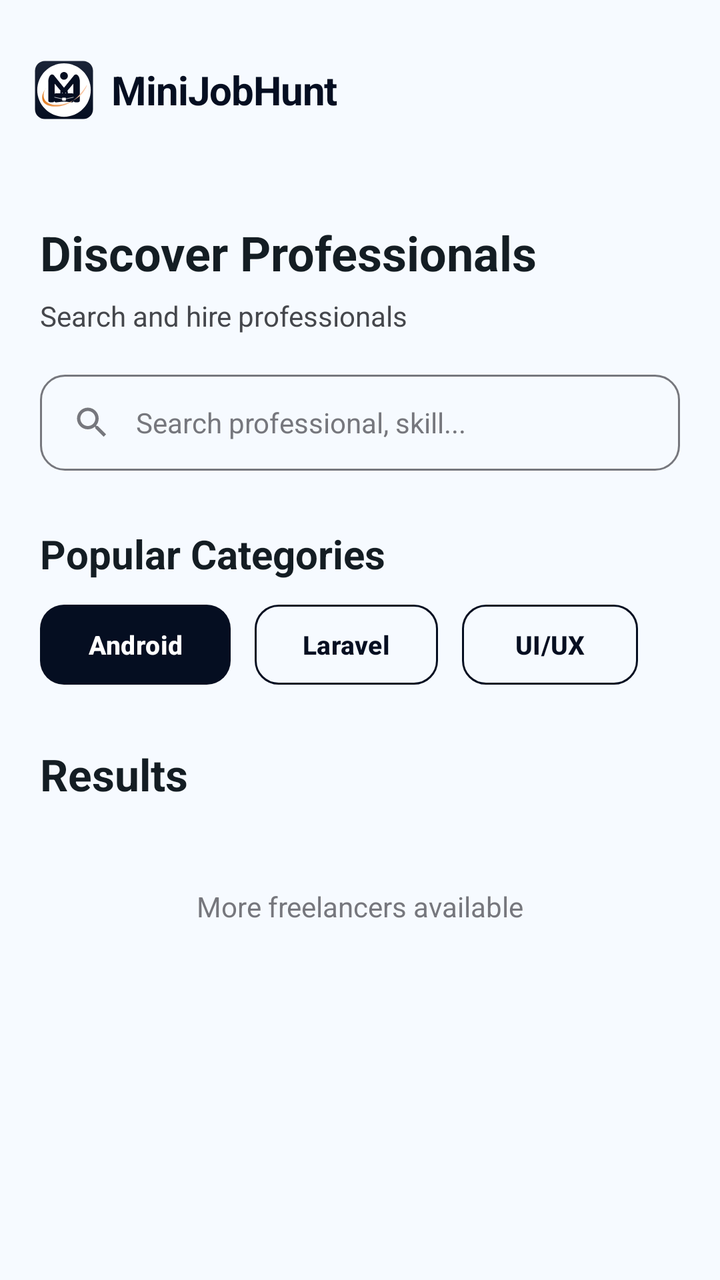
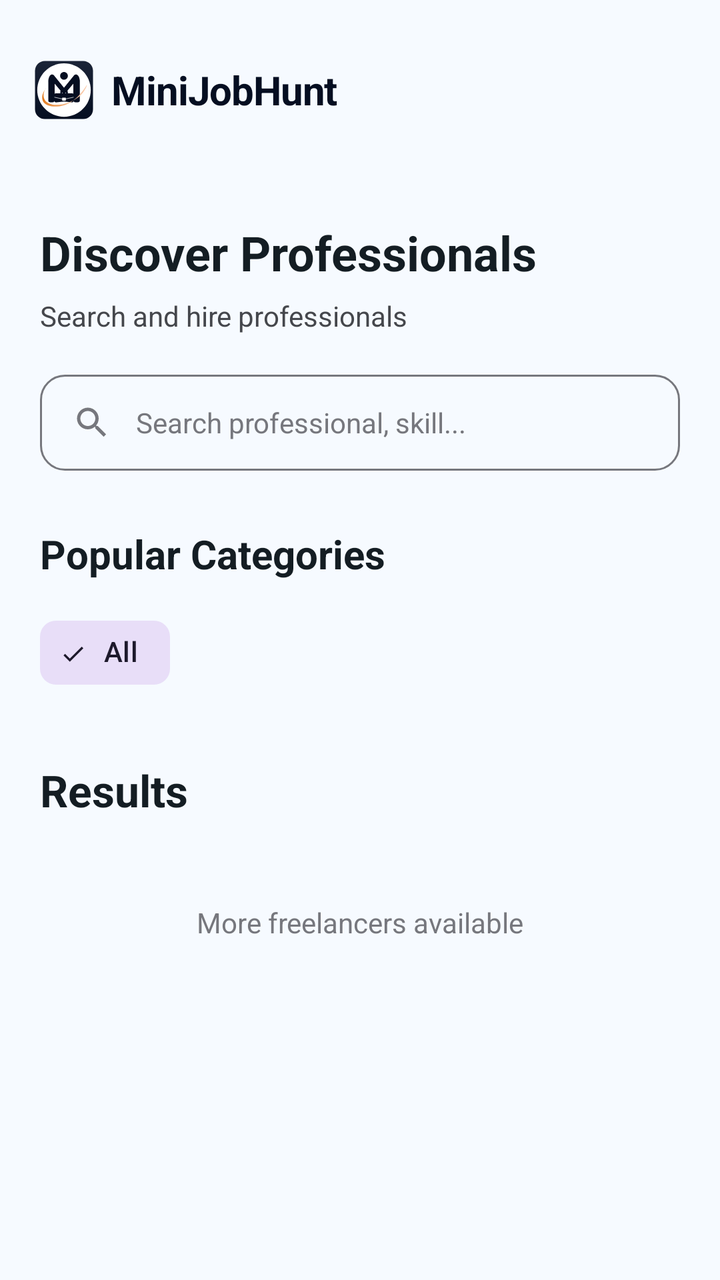

Two renders of the same Android screen: before a commit and after it. Below are the layout's source before the change and the commit's diff.
<!-- AndroidManifest.xml: application theme Theme.MiniJobHunt -->
<!-- res/layout/fragment_client_search.xml -->
<?xml version="1.0" encoding="utf-8"?>
<LinearLayout xmlns:android="http://schemas.android.com/apk/res/android"
    xmlns:app="http://schemas.android.com/apk/res-auto"
    android:layout_width="match_parent"
    android:layout_height="match_parent"
    android:orientation="vertical"
    android:background="@color/background">

    
    <include
        android:id="@+id/header"
        layout="@layout/layout_common_header" />

    <ScrollView
        android:layout_width="match_parent"
        android:layout_height="match_parent"
        android:fillViewport="true">

        <LinearLayout
            android:layout_width="match_parent"
            android:layout_height="wrap_content"
            android:orientation="vertical"
            android:padding="20dp">

            
            <TextView
                android:layout_width="wrap_content"
                android:layout_height="wrap_content"
                android:text="Discover Professionals"
                android:textSize="24sp"
                android:textStyle="bold"
                android:textColor="@color/text_primary" />

        <TextView
            android:layout_width="wrap_content"
            android:layout_height="wrap_content"
            android:layout_marginTop="6dp"
            android:text="Search and hire professionals"
            android:textColor="@color/text_secondary" />

        <LinearLayout
            android:layout_width="match_parent"
            android:layout_height="48dp"
            android:layout_marginTop="20dp"
            android:background="@drawable/bg_input_rounded"
            android:orientation="horizontal"
            android:gravity="center_vertical"
            android:paddingHorizontal="16dp">

            <ImageView
                android:layout_width="20dp"
                android:layout_height="20dp"
                android:src="@drawable/ic_search_outlined"
                app:tint="@color/text_muted" />

            <EditText
                android:id="@+id/etSearch"
                android:layout_width="match_parent"
                android:layout_height="match_parent"
                android:background="@android:color/transparent"
                android:hint="Search professional, skill..."
                android:paddingStart="12dp"
                android:textColor="@color/text_primary"
                android:textColorHint="@color/text_hint"
                android:textSize="14sp" />

        </LinearLayout>

        

        <TextView
            android:layout_width="wrap_content"
            android:layout_height="wrap_content"
            android:layout_marginTop="28dp"
            android:text="Popular Categories"
            android:textColor="@color/text_primary"
            android:textSize="20sp"
            android:textStyle="bold"/>

        <HorizontalScrollView
            android:layout_width="match_parent"
            android:layout_height="wrap_content"
            android:scrollbars="none"
            android:layout_marginTop="12dp">

            <LinearLayout
                android:layout_width="wrap_content"
                android:layout_height="wrap_content"
                android:orientation="horizontal">

            <com.google.android.material.button.MaterialButton
                style="@style/AppButton.Primary"
                android:layout_width="wrap_content"
                android:layout_height="40dp"
                android:text="Android"
                android:textAllCaps="false"
                android:textSize="13sp" />

            <com.google.android.material.button.MaterialButton
                style="@style/AppButton.Ghost"
                android:layout_width="wrap_content"
                android:layout_height="40dp"
                android:layout_marginStart="12dp"
                android:text="Laravel"
                android:textAllCaps="false"
                android:textSize="13sp" />

            <com.google.android.material.button.MaterialButton
                style="@style/AppButton.Ghost"
                android:layout_width="wrap_content"
                android:layout_height="40dp"
                android:layout_marginStart="12dp"
                android:text="UI/UX"
                android:textAllCaps="false"
                android:textSize="13sp" />

            </LinearLayout>

        </HorizontalScrollView>

        

        <TextView
            android:layout_width="wrap_content"
            android:layout_height="wrap_content"
            android:layout_marginTop="30dp"
            android:text="Results"
            android:textSize="22sp"
            android:textStyle="bold"
            android:textColor="@color/text_primary"/>

        <ProgressBar
            android:id="@+id/progressBar"
            android:layout_width="wrap_content"
            android:layout_height="wrap_content"
            android:layout_gravity="center"
            android:layout_marginTop="20dp"
            android:visibility="gone"/>

        <androidx.recyclerview.widget.RecyclerView
            android:id="@+id/rvFreelancers"
            android:layout_width="match_parent"
            android:layout_height="wrap_content"
            android:layout_marginTop="16dp"
            android:nestedScrollingEnabled="false"/>

        

        <TextView
            android:layout_width="wrap_content"
            android:layout_height="wrap_content"
            android:layout_gravity="center"
            android:layout_marginTop="26dp"
            android:text="More freelancers available"
            android:textColor="@color/text_hint"/>

        <Space
            android:layout_width="match_parent"
            android:layout_height="100dp"/>

    </LinearLayout>

</ScrollView>
</LinearLayout>
<!-- res/layout/layout_common_header.xml (included above) -->
<?xml version="1.0" encoding="utf-8"?>
<RelativeLayout xmlns:android="http://schemas.android.com/apk/res/android"
    xmlns:app="http://schemas.android.com/apk/res-auto"
    android:layout_width="match_parent"
    android:layout_height="90dp"
    android:background="@color/surface"
    android:paddingHorizontal="16dp"
    android:paddingTop="24dp">

    <LinearLayout
        android:layout_width="wrap_content"
        android:layout_height="wrap_content"
        android:layout_centerVertical="true"
        android:gravity="center_vertical"
        android:orientation="horizontal">

        <ImageView
            android:layout_width="32dp"
            android:layout_height="32dp"
            android:src="@drawable/ic_mainlogo" />

        <TextView
            android:layout_width="wrap_content"
            android:layout_height="wrap_content"
            android:layout_marginStart="8dp"
            android:text="MiniJobHunt"
            android:textColor="@color/primary"
            android:textSize="20sp"
            android:textStyle="bold"
            android:letterSpacing="-0.02" />
    </LinearLayout>
</RelativeLayout>
<!-- resources referenced by this layout -->
<resources>
  <color name="background">#f6faff</color>
  <color name="primary">#050e21</color>
  <color name="surface">#f6faff</color>
  <color name="text_hint">#76777d</color>
  <color name="text_muted">#76777d</color>
  <color name="text_primary">#141d23</color>
  <color name="text_secondary">#45474c</color>
  <!-- drawable ic_search_outlined (drawable) -->
  <vector xmlns:android="http://schemas.android.com/apk/res/android"
      android:width="24dp"
      android:height="24dp"
      android:viewportWidth="24"
      android:viewportHeight="24">
      <path
          android:fillColor="@color/text_secondary"
          android:pathData="M15.5,14h-0.79l-0.28,-0.27C15.41,12.59 16,11.11 16,9.5 16,5.91 13.09,3 9.5,3S3,5.91 3,9.5 5.91,16 9.5,16c1.61,0 3.09,-0.59 4.23,-1.57l0.27,0.28v0.79l5,4.99L20.49,19l-4.99,-5zm-6,0C7.01,14 5,11.99 5,9.5S7.01,5 9.5,5 14,7.01 14,9.5 11.99,14 9.5,14z"/>
  </vector>
  <style name="AppButton.Ghost" parent="Widget.Material3.Button.OutlinedButton">
          <item name="android:textColor">@color/primary</item>
          <item name="strokeColor">@color/primary</item>
          <item name="strokeWidth">1dp</item>
          <item name="shapeAppearance">@style/ShapeAppearance.App.Medium</item>
          <item name="android:insetTop">0dp</item>
          <item name="android:insetBottom">0dp</item>
          <item name="android:textStyle">bold</item>
      </style>
  <style name="AppButton.Primary" parent="Widget.Material3.Button">
          <item name="backgroundTint">@color/primary</item>
          <item name="android:textColor">@color/white</item>
          <item name="shapeAppearance">@style/ShapeAppearance.App.Medium</item>
          <item name="android:insetTop">0dp</item>
          <item name="android:insetBottom">0dp</item>
          <item name="android:letterSpacing">0.01</item>
          <item name="android:textStyle">bold</item>
      </style>
  <style name="Theme.MiniJobHunt" parent="Base.Theme.MiniJobHunt" />
  <color name="outline">#76777d</color>
  <style name="ShapeAppearance.App.Medium" parent="ShapeAppearance.Material3.MediumComponent">
          <item name="cornerSize">12dp</item>
      </style>
  <color name="white">#FFFFFF</color>
  <color name="primary_container">#1b2437</color>
  <color name="on_primary_container">#828ba2</color>
  <color name="secondary">#5c5f60</color>
  <style name="AppText.HeadlineLarge">
          <item name="android:textSize">24sp</item>
          <item name="android:textStyle">bold</item>
          <item name="android:textColor">@color/text_primary</item>
          <item name="android:letterSpacing">-0.02</item>
      </style>
  <style name="AppText.TitleMedium">
          <item name="android:textSize">18sp</item>
          <item name="android:textStyle">bold</item>
          <item name="android:textColor">@color/text_primary</item>
      </style>
  <style name="AppText.BodyLarge">
          <item name="android:textSize">16sp</item>
          <item name="android:textColor">@color/text_secondary</item>
      </style>
  <style name="AppText.LabelMedium">
          <item name="android:textSize">12sp</item>
          <item name="android:textStyle">bold</item>
          <item name="android:textColor">@color/text_muted</item>
          <item name="android:letterSpacing">0.01</item>
      </style>
  <!-- unchanged entries left out for length: 3 -->
</resources>

<!-- the commit's change to res/layout/fragment_client_search.xml (unified diff, before → after) -->
@@ -83,38 +83,23 @@
             android:scrollbars="none"
             android:layout_marginTop="12dp">
 
-            <LinearLayout
+            <com.google.android.material.chip.ChipGroup
+                android:id="@+id/chipGroupCategories"
                 android:layout_width="wrap_content"
                 android:layout_height="wrap_content"
-                android:orientation="horizontal">
+                app:singleLine="true"
+                app:singleSelection="true"
+                app:selectionRequired="false">
 
-            <com.google.android.material.button.MaterialButton
-                style="@style/AppButton.Primary"
-                android:layout_width="wrap_content"
-                android:layout_height="40dp"
-                android:text="Android"
-                android:textAllCaps="false"
-                android:textSize="13sp" />
+                <com.google.android.material.chip.Chip
+                    android:id="@+id/chipAll"
+                    style="@style/Widget.Material3.Chip.Filter"
+                    android:layout_width="wrap_content"
+                    android:layout_height="wrap_content"
+                    android:text="All"
+                    android:checked="true" />
 
-            <com.google.android.material.button.MaterialButton
-                style="@style/AppButton.Ghost"
-                android:layout_width="wrap_content"
-                android:layout_height="40dp"
-                android:layout_marginStart="12dp"
-                android:text="Laravel"
-                android:textAllCaps="false"
-                android:textSize="13sp" />
-
-            <com.google.android.material.button.MaterialButton
-                style="@style/AppButton.Ghost"
-                android:layout_width="wrap_content"
-                android:layout_height="40dp"
-                android:layout_marginStart="12dp"
-                android:text="UI/UX"
-                android:textAllCaps="false"
-                android:textSize="13sp" />
-
-            </LinearLayout>
+            </com.google.android.material.chip.ChipGroup>
 
         </HorizontalScrollView>
 
<!-- resource entries referenced after the edit -->
@@ -17,29 +17,8 @@
           android:fillColor="@color/text_secondary"
           android:pathData="M15.5,14h-0.79l-0.28,-0.27C15.41,12.59 16,11.11 16,9.5 16,5.91 13.09,3 9.5,3S3,5.91 3,9.5 5.91,16 9.5,16c1.61,0 3.09,-0.59 4.23,-1.57l0.27,0.28v0.79l5,4.99L20.49,19l-4.99,-5zm-6,0C7.01,14 5,11.99 5,9.5S7.01,5 9.5,5 14,7.01 14,9.5 11.99,14 9.5,14z"/>
   </vector>
-  <style name="AppButton.Ghost" parent="Widget.Material3.Button.OutlinedButton">
-          <item name="android:textColor">@color/primary</item>
-          <item name="strokeColor">@color/primary</item>
-          <item name="strokeWidth">1dp</item>
-          <item name="shapeAppearance">@style/ShapeAppearance.App.Medium</item>
-          <item name="android:insetTop">0dp</item>
-          <item name="android:insetBottom">0dp</item>
-          <item name="android:textStyle">bold</item>
-      </style>
-  <style name="AppButton.Primary" parent="Widget.Material3.Button">
-          <item name="backgroundTint">@color/primary</item>
-          <item name="android:textColor">@color/white</item>
-          <item name="shapeAppearance">@style/ShapeAppearance.App.Medium</item>
-          <item name="android:insetTop">0dp</item>
-          <item name="android:insetBottom">0dp</item>
-          <item name="android:letterSpacing">0.01</item>
-          <item name="android:textStyle">bold</item>
-      </style>
   <style name="Theme.MiniJobHunt" parent="Base.Theme.MiniJobHunt" />
   <color name="outline">#76777d</color>
-  <style name="ShapeAppearance.App.Medium" parent="ShapeAppearance.Material3.MediumComponent">
-          <item name="cornerSize">12dp</item>
-      </style>
   <color name="white">#FFFFFF</color>
   <color name="primary_container">#1b2437</color>
   <color name="on_primary_container">#828ba2</color>
